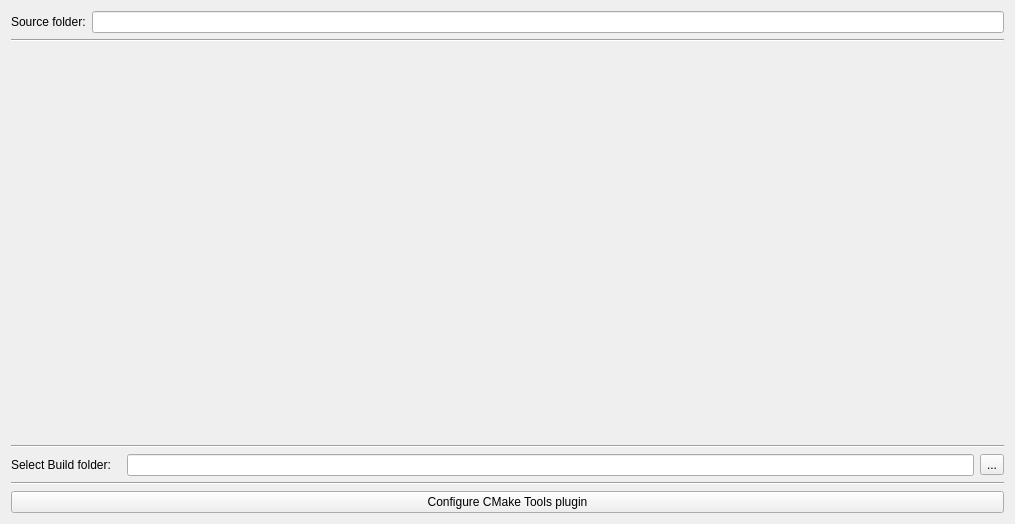
Before: the Qt Designer form addons/cmake-tools/cmaketoolswidget.ui in poa00/kate, drawn with Qt 5.
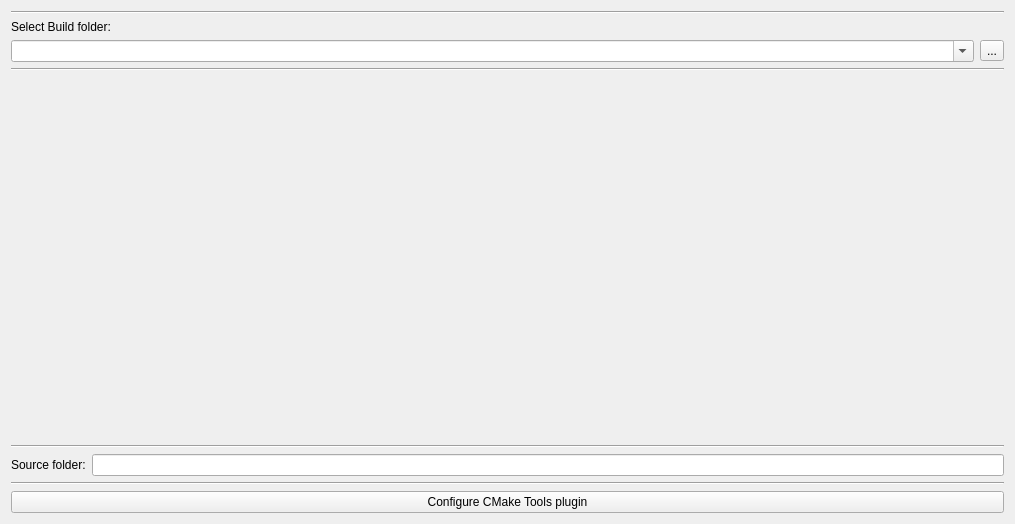
After: the same form once the commit is applied.

Commit message: added a combobox that tracks the build folders for a determined source

Patch:
```diff
--- a/addons/cmake-tools/cmaketoolswidget.ui
+++ b/addons/cmake-tools/cmaketoolswidget.ui
@@ -15,21 +15,39 @@
   </property>
   <layout class="QVBoxLayout" name="verticalLayout">
    <item>
-    <layout class="QHBoxLayout" name="horizontalLayout">
+    <widget class="Line" name="line">
+     <property name="orientation">
+      <enum>Qt::Horizontal</enum>
+     </property>
+    </widget>
+   </item>
+   <item>
+    <widget class="QLabel" name="buildfolder">
+     <property name="text">
+      <string>Select Build folder:</string>
+     </property>
+    </widget>
+   </item>
+   <item>
+    <layout class="QHBoxLayout" name="horizontalLayout_3">
      <item>
-      <widget class="QLabel" name="sourcefolder">
+      <widget class="QComboBox" name="buildDirectoryPath">
+       <property name="editable">
+        <bool>true</bool>
+       </property>
+      </widget>
+     </item>
+     <item>
+      <widget class="QToolButton" name="selectBuildFolderButton">
        <property name="text">
-        <string>Source folder:</string>
+        <string>...</string>
        </property>
       </widget>
      </item>
-     <item>
-      <widget class="QLineEdit" name="sourceDirectoryPath"/>
-     </item>
     </layout>
    </item>
    <item>
-    <widget class="Line" name="line_2">
+    <widget class="Line" name="line_3">
      <property name="orientation">
       <enum>Qt::Horizontal</enum>
      </property>
@@ -49,35 +67,28 @@
     </spacer>
    </item>
    <item>
-    <widget class="Line" name="line_3">
+    <widget class="Line" name="line_4">
      <property name="orientation">
       <enum>Qt::Horizontal</enum>
      </property>
     </widget>
    </item>
    <item>
-    <layout class="QHBoxLayout" name="horizontalLayout_3">
+    <layout class="QHBoxLayout" name="horizontalLayout">
      <item>
-      <widget class="QLabel" name="buildfolder">
+      <widget class="QLabel" name="sourcefolder">
        <property name="text">
-        <string>Select Build folder:   </string>
+        <string>Source folder:</string>
        </property>
       </widget>
      </item>
      <item>
-      <widget class="QLineEdit" name="buildDirectoryPath"/>
-     </item>
-     <item>
-      <widget class="QToolButton" name="selectBuildFolderButton">
-       <property name="text">
-        <string>...</string>
-       </property>
-      </widget>
+      <widget class="QLineEdit" name="sourceDirectoryPath"/>
      </item>
     </layout>
    </item>
    <item>
-    <widget class="Line" name="line">
+    <widget class="Line" name="line_2">
      <property name="orientation">
       <enum>Qt::Horizontal</enum>
      </property>
```
The commit also changes 3 other files.
